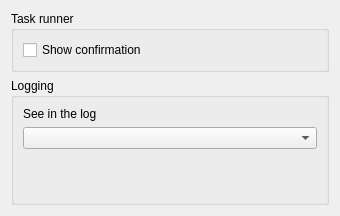
Qt form App/dialogs/settingsdialog.ui (otsakir/lisa-backup) before a commit.
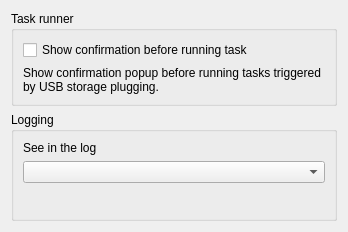
The same form after that commit.

```diff
--- a/App/dialogs/settingsdialog.ui
+++ b/App/dialogs/settingsdialog.ui
@@ -6,20 +6,20 @@
    <rect>
     <x>0</x>
     <y>0</y>
-    <width>340</width>
-    <height>212</height>
+    <width>348</width>
+    <height>232</height>
    </rect>
   </property>
   <property name="sizePolicy">
-   <sizepolicy hsizetype="Maximum" vsizetype="Maximum">
+   <sizepolicy hsizetype="Maximum" vsizetype="Preferred">
     <horstretch>0</horstretch>
     <verstretch>0</verstretch>
    </sizepolicy>
   </property>
   <property name="maximumSize">
    <size>
-    <width>340</width>
-    <height>500</height>
+    <width>5000</width>
+    <height>5000</height>
    </size>
   </property>
   <property name="windowTitle">
@@ -29,14 +29,14 @@
    <item>
     <widget class="QGroupBox" name="groupBox">
      <property name="sizePolicy">
-      <sizepolicy hsizetype="Preferred" vsizetype="Preferred">
+      <sizepolicy hsizetype="Preferred" vsizetype="Minimum">
        <horstretch>0</horstretch>
        <verstretch>0</verstretch>
       </sizepolicy>
      </property>
      <property name="minimumSize">
       <size>
-       <width>300</width>
+       <width>310</width>
        <height>0</height>
       </size>
      </property>
@@ -52,8 +52,24 @@
      <layout class="QVBoxLayout" name="verticalLayout">
       <item>
        <widget class="QCheckBox" name="checkBoxShowConfirmation">
+        <property name="sizePolicy">
+         <sizepolicy hsizetype="Expanding" vsizetype="Preferred">
+          <horstretch>0</horstretch>
+          <verstretch>0</verstretch>
+         </sizepolicy>
+        </property>
         <property name="text">
-         <string>Show confirmation </string>
+         <string>Show confirmation before running task</string>
+        </property>
+       </widget>
+      </item>
+      <item>
+       <widget class="QLabel" name="label">
+        <property name="text">
+         <string>Show confirmation popup before running tasks triggered by USB storage plugging.</string>
+        </property>
+        <property name="wordWrap">
+         <bool>true</bool>
         </property>
        </widget>
       </item>
@@ -62,10 +78,16 @@
    </item>
    <item>
     <widget class="QGroupBox" name="groupBox_2">
+     <property name="sizePolicy">
+      <sizepolicy hsizetype="Preferred" vsizetype="Minimum">
+       <horstretch>0</horstretch>
+       <verstretch>0</verstretch>
+      </sizepolicy>
+     </property>
      <property name="minimumSize">
       <size>
        <width>0</width>
-       <height>127</height>
+       <height>0</height>
       </size>
      </property>
      <property name="title">
@@ -80,7 +102,14 @@
        </widget>
       </item>
       <item>
-       <widget class="QComboBox" name="comboBoxLogging"/>
+       <widget class="QComboBox" name="comboBoxLogging">
+        <property name="sizePolicy">
+         <sizepolicy hsizetype="Preferred" vsizetype="Preferred">
+          <horstretch>0</horstretch>
+          <verstretch>0</verstretch>
+         </sizepolicy>
+        </property>
+       </widget>
       </item>
       <item>
        <spacer name="verticalSpacer">
@@ -90,7 +119,7 @@
         <property name="sizeHint" stdset="0">
          <size>
           <width>20</width>
-          <height>40</height>
+          <height>0</height>
          </size>
         </property>
        </spacer>
```
